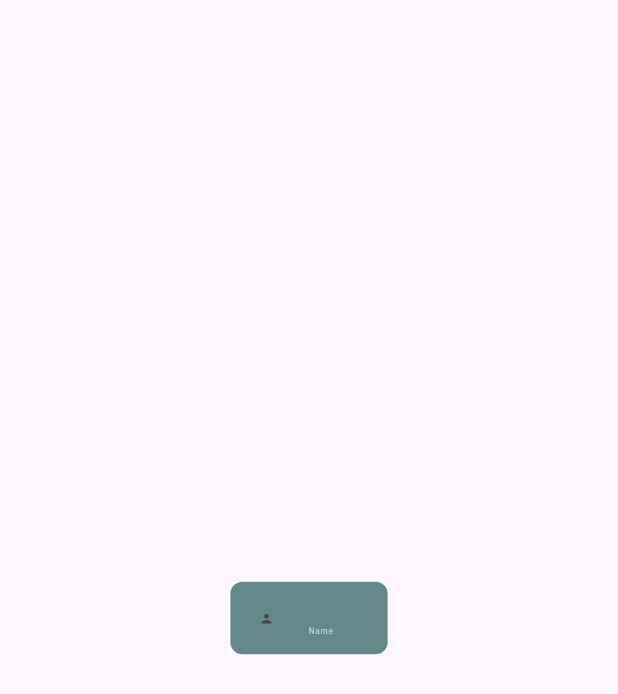
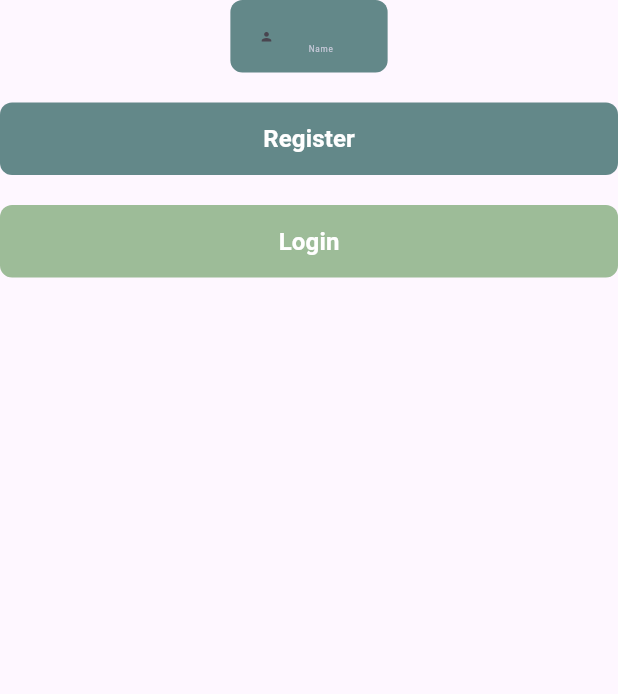
Before and after one commit to FebricoJonata/LingoPal_Mobile, a Flutter app: the RegisterPage screen opened by its route, on a phone screen of 412 x 824 dp. Shown: the top 694 px of the screen. Run offline on Flutter 3.47's test engine with Material 3 defaults, Android fonts, the phone set to English and light mode, and no system bars; our stand-ins replace curved_navigation_bar, flutter_screenutil, get.

Commit message:
primary & secondary button

```diff
--- /dev/null
+++ b/lib/presentation/Components/primary_btn_reusable.dart
@@ -0,0 +1,49 @@
+import 'package:flutter/material.dart';
+import 'package:flutter/widgets.dart';
+import 'package:flutter_screenutil/flutter_screenutil.dart';
+import 'package:lingo_pal_mobile/core/color/color_constraint.dart';
+
+class PrimaryBtn extends StatelessWidget {
+
+  const PrimaryBtn({
+    super.key,
+    required this.btnText,
+    required this.width,
+    required this.height,
+    this.onClick,
+  });
+
+
+  final String btnText;
+  final double width;
+  final double height;
+  final Function()? onClick;
+
+
+  @override
+  Widget build(BuildContext context) {
+    return FilledButton(
+      onPressed: onClick,
+
+      style: ButtonStyle(
+        backgroundColor: MaterialStatePropertyAll(MyColors.primaryGreen),
+        minimumSize: MaterialStatePropertyAll(Size(width, height)),
+        shape: MaterialStatePropertyAll(RoundedRectangleBorder(
+          borderRadius: BorderRadius.circular(25.sp)
+        ))
+      ),
+
+      child: Text(
+        btnText,
+        style: TextStyle(
+          color: MyColors.white,
+          // font
+          fontSize: 16.0,
+          fontWeight: FontWeight.bold,
+          // fontFamily: "Lato"
+        )
+      ),
+    );
+  }
+
+}
--- /dev/null
+++ b/lib/presentation/Components/secondary_btn_reusable.dart
@@ -0,0 +1,49 @@
+import 'package:flutter/material.dart';
+import 'package:flutter/widgets.dart';
+import 'package:flutter_screenutil/flutter_screenutil.dart';
+import 'package:lingo_pal_mobile/core/color/color_constraint.dart';
+
+class SecondaryBtn extends StatelessWidget {
+
+  const SecondaryBtn({
+    super.key,
+    required this.btnText,
+    required this.width,
+    required this.height,
+    this.onClick,
+  });
+
+
+  final String btnText;
+  final double width;
+  final double height;
+  final Function()? onClick;
+
+
+  @override
+  Widget build(BuildContext context) {
+    return FilledButton(
+      onPressed: onClick,
+
+      style: ButtonStyle(
+        backgroundColor: MaterialStatePropertyAll(MyColors.secondaryGreen),
+        minimumSize: MaterialStatePropertyAll(Size(width, height)),
+        shape: MaterialStatePropertyAll(RoundedRectangleBorder(
+          borderRadius: BorderRadius.circular(25.sp)
+        ))
+      ),
+
+      child: Text(
+        btnText,
+        style: TextStyle(
+          color: MyColors.white,
+          // font
+          fontSize: 16.0,
+          fontWeight: FontWeight.bold,
+          // fontFamily: "Lato"
+        )
+      ),
+    );
+  }
+
+}
--- a/lib/presentation/pages/register_page/register_page.dart
+++ b/lib/presentation/pages/register_page/register_page.dart
@@ -1,6 +1,8 @@
 import 'package:flutter/material.dart';
 import 'package:flutter_screenutil/flutter_screenutil.dart';
 import 'package:lingo_pal_mobile/core/color/color_constraint.dart';
+import 'package:lingo_pal_mobile/presentation/Components/primary_btn_reusable.dart';
+import 'package:lingo_pal_mobile/presentation/Components/secondary_btn_reusable.dart';
 import 'package:lingo_pal_mobile/presentation/Components/text_field_reusable.dart';
 
 class RegisterPage extends StatefulWidget {
@@ -15,7 +17,9 @@ class _MyWidgetState extends State<RegisterPage> {
   Widget build(BuildContext context) {
     return Scaffold(
       body: Center(
-        child: ReuseTextField(
+        child: Column(
+          children: [
+            ReuseTextField(
                 linesMax: 1,
                 linesMin: 1,
                 color: MyColors.primaryGreen,
@@ -26,6 +30,16 @@ class _MyWidgetState extends State<RegisterPage> {
                 iconSize: 30.sp,
                 labelTxt: "Name",
                 maxHeight: 150.h),
+
+            // test button
+            SizedBox(height: 20,),
+            PrimaryBtn(btnText: "Register", width: double.infinity, height: 150.h,
+            onClick: () => {Navigator.pushNamed(context, '/home')},),
+            SizedBox(height: 20,),
+            SecondaryBtn(btnText: "Login", width: double.infinity, height: 150.h,
+            onClick: () {Navigator.pushNamed(context, '/home');},)
+          ],
+        ),
       ),
     );
   }
```
Also changed, not shown: pubspec.lock. Lines whose indentation alone changed are shown as unchanged.
